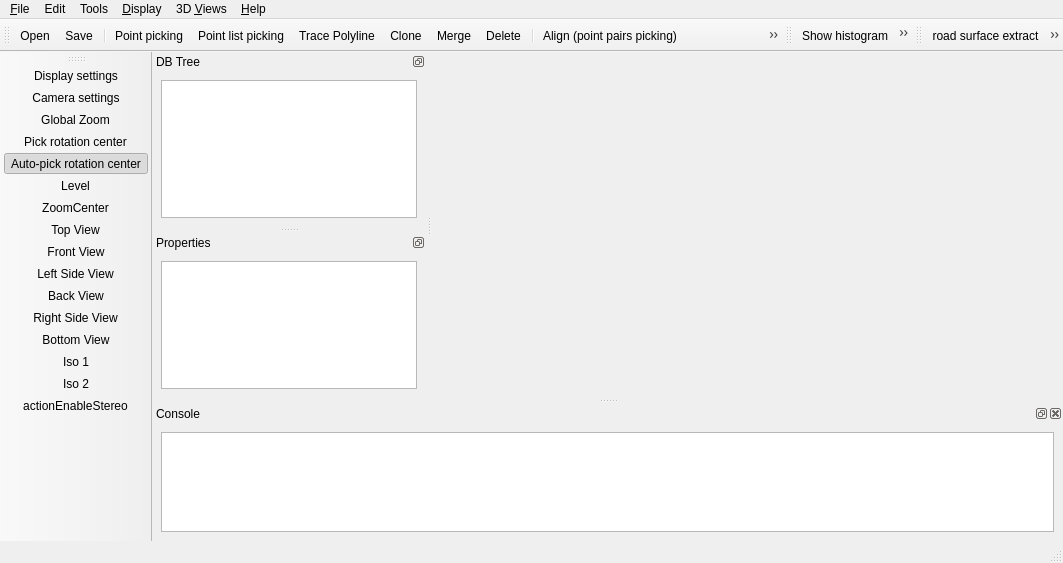
Above: qCC/ui_templates/mainWindow.ui from lljydyx/ForkCloudCompare before the change. Below: the same form after it.
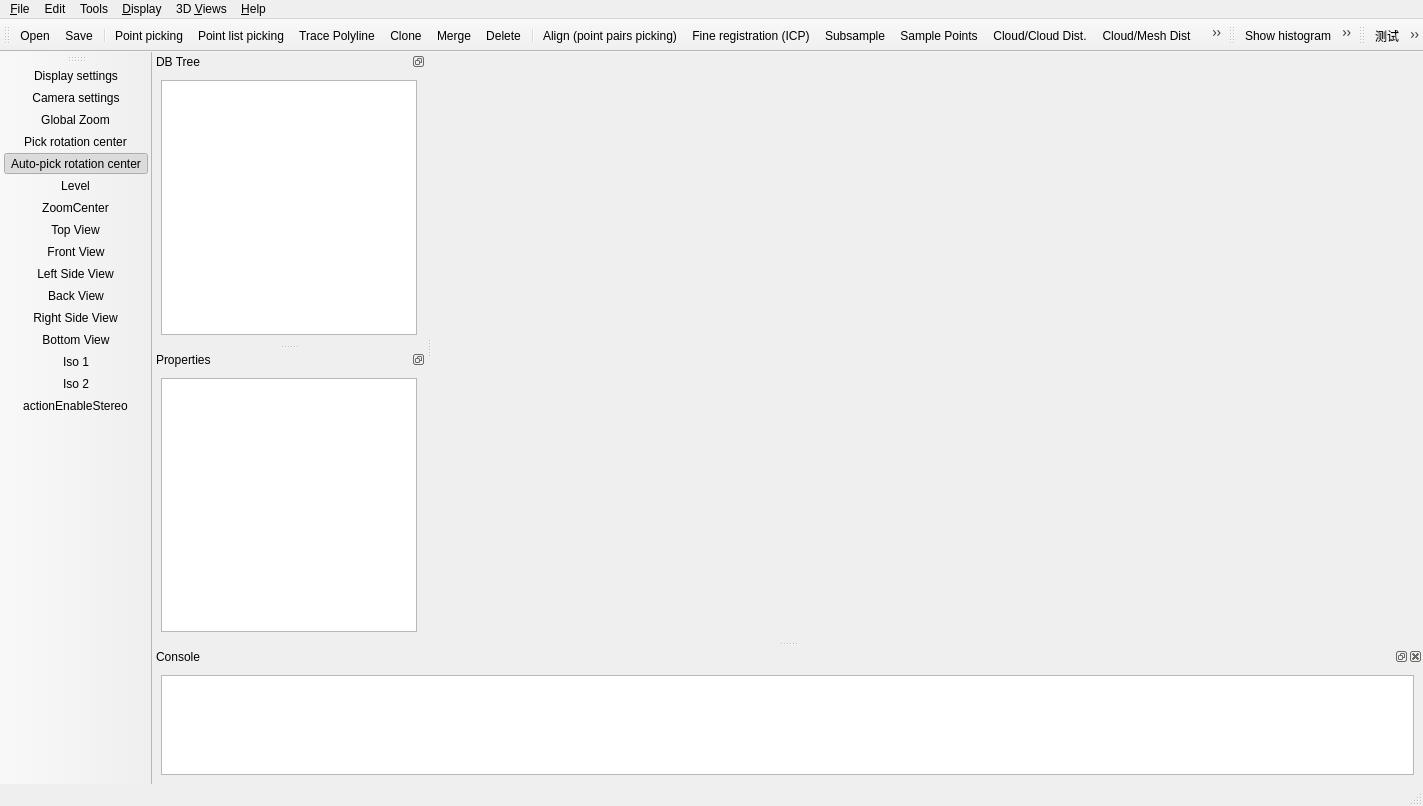
That is the form after the change. Icons and pictures are not drawn. Custom widgets are drawn as their Qt base class.

Diff of the .ui file:
```diff
--- a/qCC/ui_templates/mainWindow.ui
+++ b/qCC/ui_templates/mainWindow.ui
@@ -6,8 +6,8 @@
    <rect>
     <x>0</x>
     <y>0</y>
-    <width>1063</width>
-    <height>563</height>
+    <width>1423</width>
+    <height>806</height>
    </rect>
   </property>
   <property name="sizePolicy">
@@ -38,7 +38,7 @@
     <rect>
      <x>0</x>
      <y>0</y>
-     <width>1063</width>
+     <width>1423</width>
      <height>23</height>
     </rect>
    </property>
@@ -701,7 +701,6 @@
    <addaction name="actionPrimitiveFactory"/>
    <addaction name="actionRasterize"/>
    <addaction name="actionSORFilter"/>
-   <addaction name="actionDoTest"/>
    <addaction name="separator"/>
    <addaction name="actionSegment"/>
    <addaction name="actionTranslateRotate"/>
@@ -794,6 +793,7 @@
    <attribute name="toolBarBreak">
     <bool>false</bool>
    </attribute>
+   <addaction name="actionDoTest"/>
    <addaction name="actionRSE"/>
    <addaction name="actionPCtoPolyline"/>
   </widget>
```
